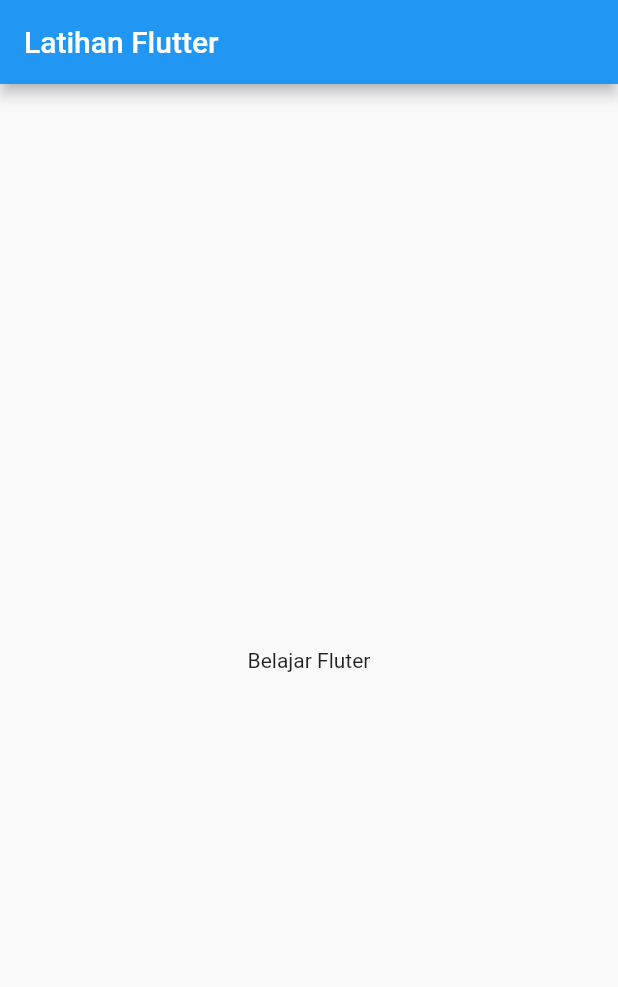
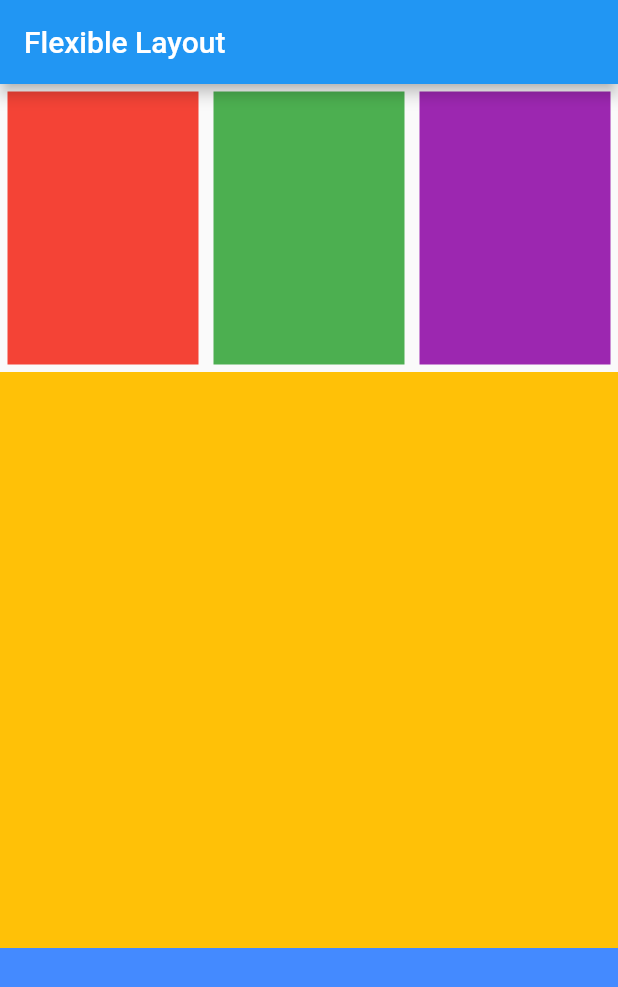
Before and after one commit to Balajar-DM/Flutter-Learn, a Flutter app: the screen it shows after launch, on a phone screen of 412 x 824 dp. Shown: the top 987 px of the screen. Run offline on Flutter 3.47's test engine with Material 2 defaults, Android fonts, the phone set to English and light mode, and no system bars.

Commit message:
Flexible Layout Widget

```diff
--- a/lib/main.dart
+++ b/lib/main.dart
@@ -8,9 +8,52 @@ class MyApp extends StatelessWidget {
     return MaterialApp(
       home: Scaffold(
         appBar: AppBar(
-          title: Text("Latihan Flutter"),
+          title: Text("Flexible Layout"),
         ),
-        body: Center(child: Text("Belajar Fluter")),
+        body: Column(
+          children: <Widget>[
+            Flexible(
+              flex: 1,
+              child: Row(
+                children: <Widget>[
+                  Flexible(
+                    flex: 1,
+                    child: Container(
+                      margin: EdgeInsets.all(5),
+                      color: Colors.red,
+                    ),
+                  ),
+                  Flexible(
+                    flex: 1,
+                    child: Container(
+                      margin: EdgeInsets.all(5),
+                      color: Colors.green,
+                    ),
+                  ),
+                  Flexible(
+                    flex: 1,
+                    child: Container(
+                      margin: EdgeInsets.all(5),
+                      color: Colors.purple,
+                    ),
+                  ),
+                ],
+              ),
+            ),
+            Flexible(
+              flex: 2,
+              child: Container(
+                color: Colors.amber,
+              ),
+            ),
+            Flexible(
+              flex: 1,
+              child: Container(
+                color: Colors.blueAccent,
+              ),
+            ),
+          ],
+        ),
       ),
     );
   }
```
